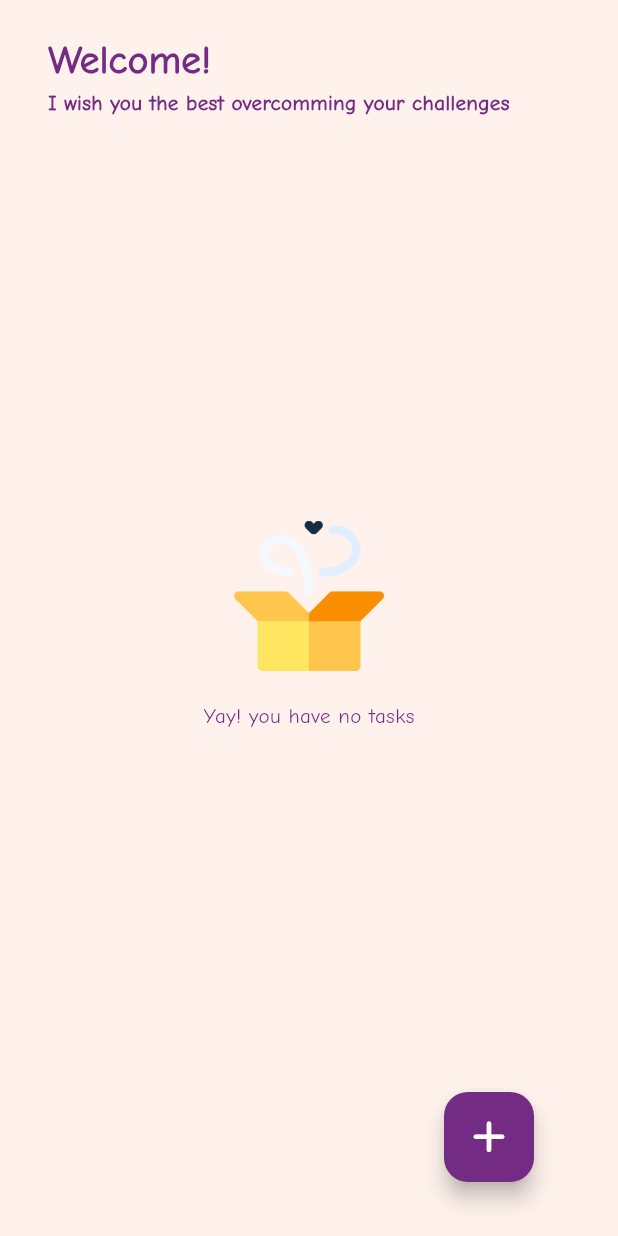
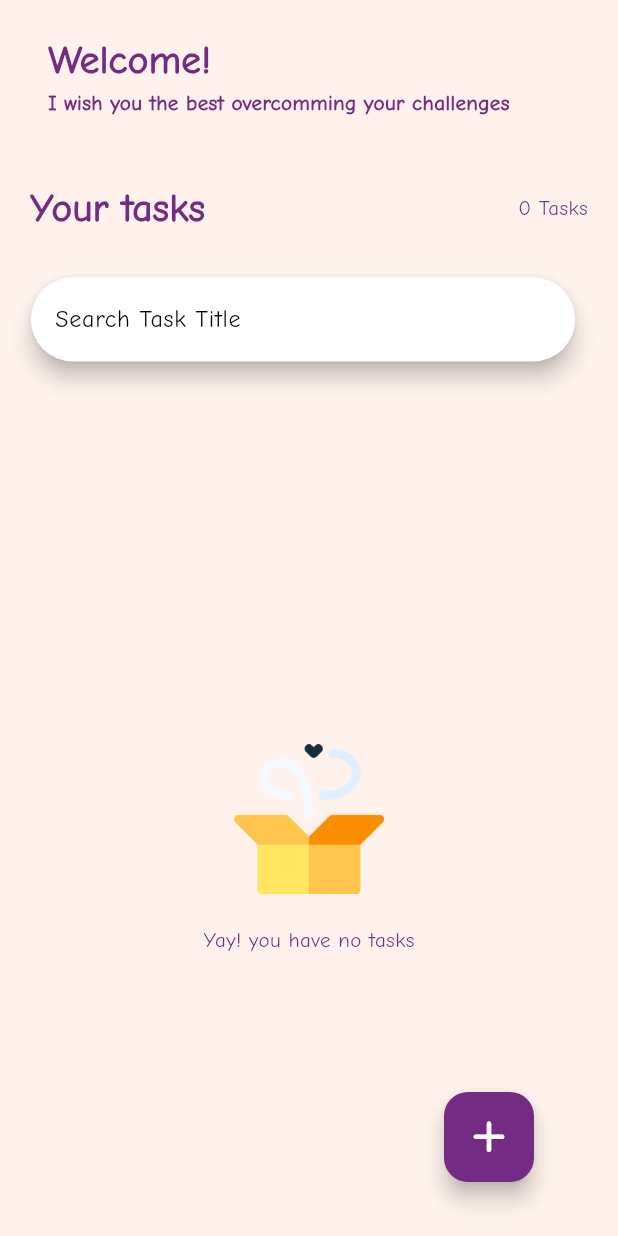
Before and after one commit to inderjeet98/task_manager, a Flutter app: the screen it shows after launch, on a phone screen of 412 x 824 dp. Run offline on Flutter 3.47's test engine with Material 3 defaults, Android fonts, the phone set to English and light mode, and no system bars; our stand-ins replace get, sqflite; accounts and stored records are empty.

Commit message:
search integration

```diff
--- a/lib/data/localstorage.dart
+++ b/lib/data/localstorage.dart
@@ -84,9 +84,24 @@ class LocalStorage {
     }
   }
 
+  Future<ResponseModel> getFilteredTasks(String? title) async {
+    try {
+      List taskList = await getFilteredTaskList(title);
+      return ResponseModel(message: "", isOperationSuccessful: true, data: taskList);
+    } catch (e) {
+      return ResponseModel(message: e.toString(), isOperationSuccessful: false);
+    }
+  }
+
   Future<List<Task>> getTaskList() async {
     var db = await database;
     final List<Map<String, dynamic>> maps = await db!.query('t_task');
+    return List.generate(maps.length, (i) => Task.fromJson(maps[i]));
+  }
+
+  Future<List<Task>> getFilteredTaskList(String? title) async {
+    var db = await database;
+    final List<Map<String, dynamic>> maps = await db!.rawQuery('SELECT * FROM t_task WHERE TaskTitle = ?', [title]);
     return List.generate(maps.length, (i) => Task.fromJson(maps[i]));
   }
 
--- a/lib/ui/screens/task_screen.dart
+++ b/lib/ui/screens/task_screen.dart
@@ -71,11 +71,19 @@ class _TaskScreenState extends State<TaskScreen> {
   }
 
   buildTasks(TaskListController tasksListProvider) {
-    return tasksListProvider.tasks.isEmpty
-        ? buildEmptyTasksList()
-        : Column(
-            children: [TasksScreenHeader(tasksCount: tasksListProvider.tasks.length), TasksList(tasks: tasksListProvider.tasks)],
-          );
+    return Column(
+      children: [
+        TasksScreenHeader(tasksCount: tasksListProvider.tasks.length),
+        Padding(
+          padding: const EdgeInsets.all(8.0).add(const EdgeInsets.symmetric(horizontal: 12.6)).add(const EdgeInsets.only(right: 8)),
+          child: SearchBar(
+            hintText: 'Search Task Title',
+            onChanged: (value) => value.isNotEmpty ? tasksListProvider.getFilteredTasks(value) : tasksListProvider.getTasks(),
+          ),
+        ),
+        tasksListProvider.tasks.isEmpty ? buildEmptyTasksList() : TasksList(tasks: tasksListProvider.tasks)
+      ],
+    );
   }
 
   buildLoadingScreen() => const SizedBox(height: 120, child: Center(child: CircularProgressIndicator()));
```
Also changed, not shown: lib/controllers/task_list_controller.dart (+10 -0 lines).
